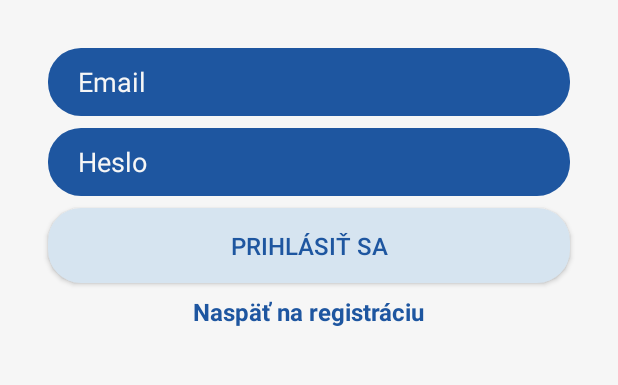
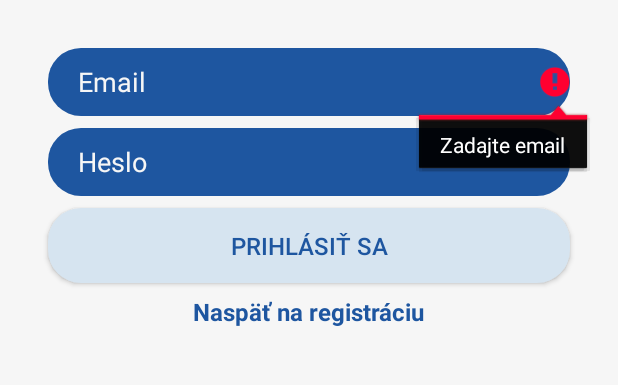
Before and after one commit to SimekJakubS/AK47AnnualProject, an Android app: the LoginActivity screen opened directly, with no data from a screen before it, after a tap on "PRIHLÁSIŤ SA", on a phone screen of 412 x 824 dp, the part 188-573 px from its top. Run offline under Robolectric (Android 15) with nearby library versions, the phone set to English and light mode, and no system bars; our stand-ins replace Firebase (no records; nobody signed in at launch, a user with empty details on screens opened directly).

Commit message:
Whole app + refresh button + better login attempts

```diff
--- a/app/src/main/java/com/e/amatrskyklub47/LoginActivity.kt
+++ b/app/src/main/java/com/e/amatrskyklub47/LoginActivity.kt
@@ -23,13 +23,13 @@ class LoginActivity : AppCompatActivity()
 
             if (email.isEmpty())
             {
-                Toast.makeText(this, "Zadajte email", Toast.LENGTH_SHORT).show()
+                email_login.error = "Zadajte email"
                 return@setOnClickListener
             }
 
             if(password.isEmpty())
             {
-                Toast.makeText(this, "Zadajte heslo", Toast.LENGTH_SHORT).show()
+                password_login.error = "Zadajte heslo"
                 return@setOnClickListener
             }
 
```
